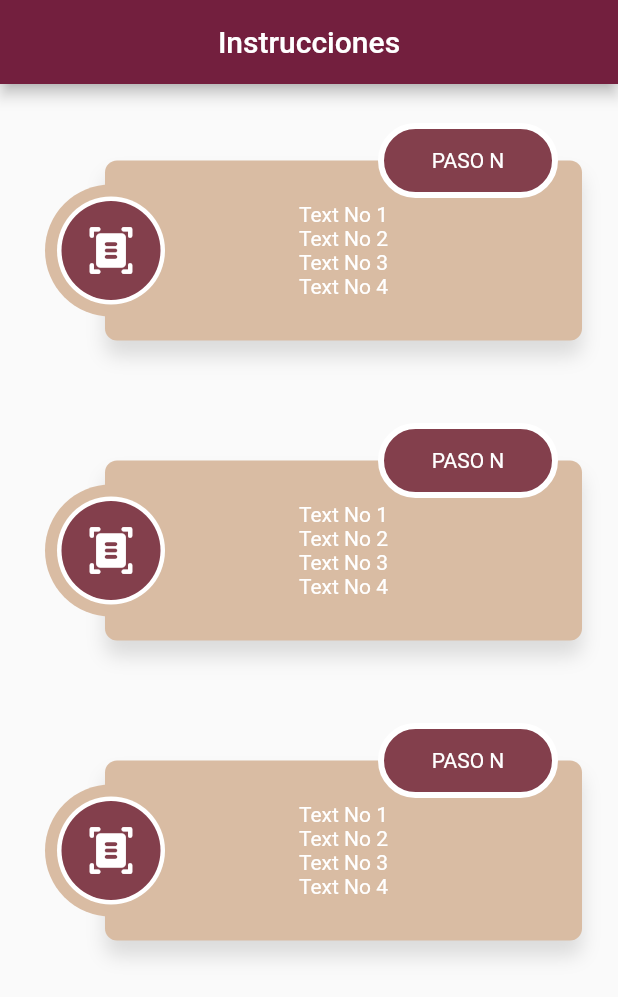
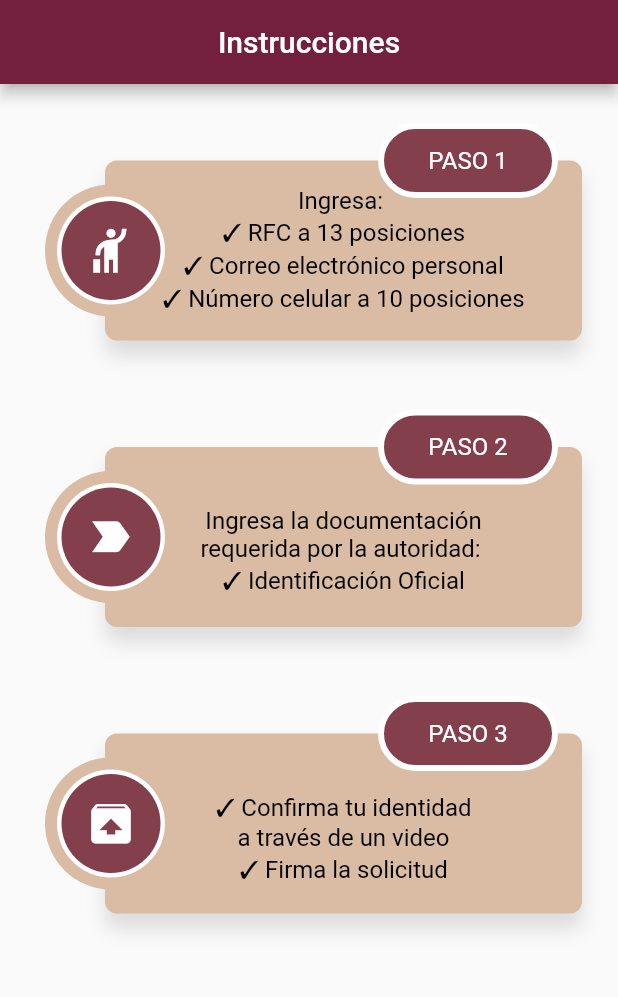
Before and after one commit to luigialejandro/flutter_set_of_decorated_cards, a Flutter app: the screen it shows after launch, on a phone screen of 412 x 824 dp. Shown: the top 997 px of the screen. Run offline on Flutter 3.47's test engine with Material 2 defaults, Android fonts, the phone set to English and light mode, and no system bars.

Commit message:
I put some parameters in each of the functions that build the card. In this way, when we call the integratedCard method it is going to be mandatory to pass to it the required parameters (number, icon ant texts). The result is a nourished card.

```diff
--- a/lib/card_set_page_body.dart
+++ b/lib/card_set_page_body.dart
@@ -15,19 +15,49 @@ class CardSetPageBody extends StatelessWidget {
         child: Column(
           mainAxisAlignment: MainAxisAlignment.spaceEvenly,
           children: [
-            integratedCard(context),
-            SizedBox(height: 10),
-            integratedCard(context),
-            SizedBox(height: 10),
-            integratedCard(context),
+            integratedCard(
+                stepNumber: 1,
+                stepIcon: Icon(
+                  Icons.hail,
+                  size: 35,
+                  color: Colors.white,
+                ),
+                stepText1: 'Ingresa: ',
+                stepText2: '✓ RFC a 13 posiciones',
+                stepText3: '✓ Correo electrónico personal',
+                stepText4: '✓ Número celular a 10 posiciones'),
+            SizedBox(height: 1),
+            integratedCard(
+              stepNumber: 2,
+              stepIcon:
+                  Icon(Icons.label_important, size: 35, color: Colors.white),
+              stepText1: '',
+              stepText2: 'Ingresa la documentación',
+              stepText3: 'requerida por la autoridad: ',
+              stepText4: '✓ Identificación Oficial',
+            ),
+            SizedBox(height: 1),
+            integratedCard(
+                stepNumber: 3,
+                stepIcon: Icon(Icons.unarchive, size: 35, color: Colors.white),
+                stepText1: '',
+                stepText2: '✓ Confirma tu identidad',
+                stepText3: 'a través de un video',
+                stepText4: '✓ Firma la solicitud'),
           ],
         ),
       ),
     );
   }
-}
 
-Widget integratedCard(context) {
+  Widget integratedCard({
+    required int stepNumber,
+    required Icon stepIcon,
+    required String stepText1,
+    required String stepText2,
+    required String stepText3,
+    required String stepText4,
+  }) {
     return Container(
       height: 190,
       //color: Colors.blueAccent,
@@ -38,19 +68,25 @@ Widget integratedCard(context) {
               height: 120,
               child: Stack(
                 children: [
-                planetCard(context),
-                planetThumbnail(context),
+                  planetCard(
+                      stepText1: stepText1,
+                      stepText2: stepText2,
+                      stepText3: stepText3,
+                      stepText4: stepText4),
+                  planetThumbnail(stepIcon: stepIcon),
                 ],
               ),
             ),
           ),
-        ethereumElement(context),
+          ethereumElement(stepNumber: stepNumber),
         ],
       ),
     );
   }
 
-Widget ethereumElement(context) {
+  Widget ethereumElement({
+    required int stepNumber,
+  }) {
     return Align(
       alignment: Alignment.topRight,
       child: Container(
@@ -64,15 +100,17 @@ Widget ethereumElement(context) {
             borderRadius: BorderRadius.all(Radius.circular(30.0))),
         child: Center(
           child: Text(
-          'PASO N',
-          style: TextStyle(color: Colors.white),
+            'PASO ' + stepNumber.toString(),
+            style: TextStyle(color: Colors.white, fontSize: 16),
           ),
         ),
       ),
     );
   }
 
-Widget planetThumbnail(context) {
+  Widget planetThumbnail({
+    required Icon stepIcon,
+  }) {
     return Container(
       margin: EdgeInsets.symmetric(vertical: 16),
       alignment: FractionalOffset.centerLeft,
@@ -85,20 +123,23 @@ Widget planetThumbnail(context) {
           child: CircleAvatar(
             radius: 33,
             backgroundColor: Color(0xff833F4C),
-            child: Icon(
-              Icons.document_scanner_rounded,
-              color: Colors.white,
-              size: 34,
-            )),
+            child: stepIcon,
+          ),
         ),
       ),
     );
   }
 
-Widget planetCard(context) {
+  Widget planetCard({
+    context,
+    required String stepText1,
+    required String stepText2,
+    required String stepText3,
+    required String stepText4,
+  }) {
     return Container(
       height: 124,
-    width: MediaQuery.of(context).size.width,
+      width: 400,
       margin: EdgeInsets.only(left: 46),
       decoration: BoxDecoration(
         color: Color(0xffD9BCA3),
@@ -118,25 +159,26 @@ Widget planetCard(context) {
         children: [
           Container(
               child: Text(
-          'Text No 1',
-          style: TextStyle(color: Colors.white),
+            stepText1,
+            style: TextStyle(color: Colors.black, fontSize: 16),
           )),
           Container(
               child: Text(
-          'Text No 2',
-          style: TextStyle(color: Colors.white),
+            stepText2,
+            style: TextStyle(color: Colors.black, fontSize: 16),
           )),
           Container(
               child: Text(
-          'Text No 3',
-          style: TextStyle(color: Colors.white),
+            stepText3,
+            style: TextStyle(color: Colors.black, fontSize: 16),
           )),
           Container(
               child: Text(
-          'Text No 4',
-          style: TextStyle(color: Colors.white),
+            stepText4,
+            style: TextStyle(color: Colors.black, fontSize: 16),
           )),
         ],
       )),
     );
   }
+}
```
Lines whose indentation alone changed are shown as unchanged.
